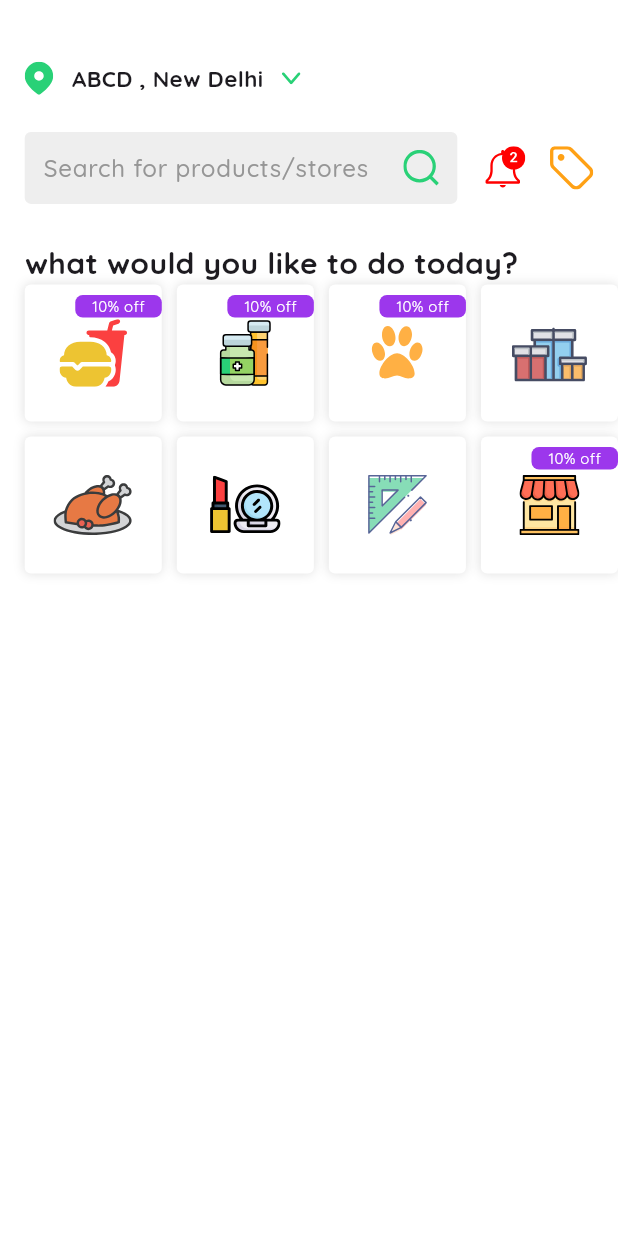
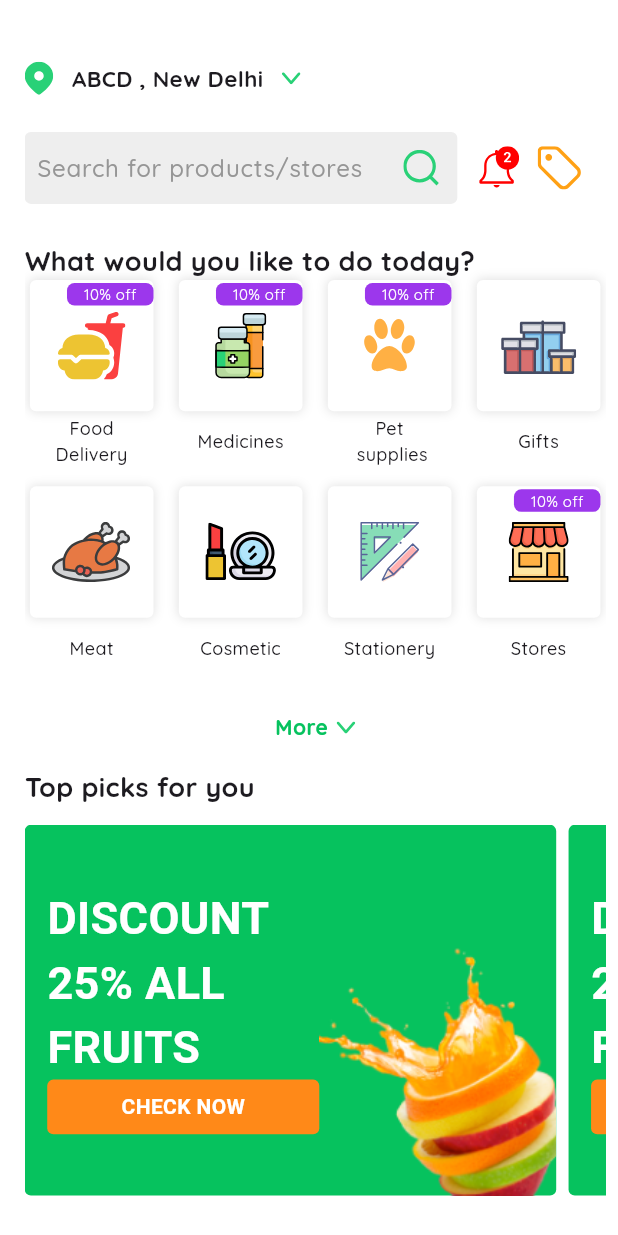
Before and after one commit to sahidvp/grocery_app, a Flutter app: the screen it shows after launch, on a phone screen of 412 x 824 dp. Run offline on Flutter 3.47's test engine with Material 3 defaults, Android fonts, the phone set to English and light mode, and no system bars; our stand-ins replace flutter_svg; Roboto replaces fonts that are missing (Poppins).

Commit message:
fit :add top picks and trending items

```diff
--- a/lib/model/category_model.dart
+++ b/lib/model/category_model.dart
@@ -11,4 +11,14 @@ class CategoryModel {
     ImagePath.scale,
     ImagePath.store,
   ];
+  static const List<String> categoryText = [
+    "Food Delivery",
+    "Medicines",
+    "Pet\n supplies",
+    "Gifts",
+    "Meat",
+    "Cosmetic",
+    "Stationery",
+    "Stores"
+  ];
 }
--- a/lib/utils/app_colors.dart
+++ b/lib/utils/app_colors.dart
@@ -1,7 +1,8 @@
 import 'package:flutter/material.dart';
 
 class AppColors {
-  static const Color primaryColor = Color(0xFF29D177);
+  static const Color primaryColor = Color.fromRGBO(6, 194, 94, 1);
+
   static const Color backgroundColor = Color.fromRGBO(255, 255, 255, 1);
   static const Color fieldColor = Color(0xFFEEEEEE);
   static const Color hintTexColor = Color(0xFF969696);
@@ -11,4 +12,5 @@ class AppColors {
   static const Color itemNameColor = Colors.black;
   static const Color shadow = Color.fromRGBO(50, 50, 50, 0.150);
   static const Color offerBox = Color.fromRGBO(156, 55, 236, 1);
+  static const Color checkNOw = Color.fromRGBO(255, 137, 24, 1);
 }
--- a/lib/utils/image_path.dart
+++ b/lib/utils/image_path.dart
@@ -5,11 +5,14 @@ class ImagePath {
   static const String bellIcon = "assets/icons/bellicon2.svg";
   static const String tagIcon = "assets/icons/tag.svg";
   static const String foodDelivery = "assets/icons/foodDelivery.svg";
-  static const String medicine ="assets/icons/medicine.svg" ;
+  static const String medicine = "assets/icons/medicine.svg";
   static const String pet = "assets/icons/pet.svg";
   static const String gifts = "assets/icons/gifts.svg";
-  static const String chicken ="assets/icons/chicken.svg" ;
+  static const String chicken = "assets/icons/chicken.svg";
   static const String cosmetics = "assets/icons/cosmetics.svg";
   static const String scale = "assets/icons/scale.svg";
-  static const String store ="assets/icons/stores.svg" ;
+  static const String store = "assets/icons/stores.svg";
+  static const String discountItem = "assets/images/discoutItem.png";
+  static const String iceCream = "assets/images/iceCream.png";
+  static const String star = "assets/icons/star.svg";
 }
--- a/lib/view/home_screen.dart/home_screen.dart
+++ b/lib/view/home_screen.dart/home_screen.dart
@@ -1,19 +1,15 @@
 import 'package:flutter/material.dart';
 import 'package:flutter_svg/flutter_svg.dart';
-import 'package:grocery_app/model/category_model.dart';
-
 import 'package:grocery_app/utils/app_colors.dart';
-import 'package:grocery_app/utils/app_decoration.dart';
-import 'package:grocery_app/utils/app_text_style.dart';
 import 'package:grocery_app/utils/image_path.dart';
-
 import 'package:grocery_app/utils/media_query.dart';
+import 'package:grocery_app/view/home_screen.dart/widgets/build_main_title.dart';
+import 'package:grocery_app/view/home_screen.dart/widgets/build_more.dart';
 import 'package:grocery_app/view/home_screen.dart/widgets/category_grid.dart';
-
-import 'widgets/buil_offer.dart';
+import 'package:grocery_app/view/home_screen.dart/widgets/trending_item.dart';
+import 'widgets/build_discount.dart';
 import 'widgets/build_location.dart';
 import 'widgets/build_search.dart';
-
 class HomeScreen extends StatelessWidget {
   const HomeScreen({super.key});
 
@@ -24,13 +20,12 @@ class HomeScreen extends StatelessWidget {
     return Scaffold(
       backgroundColor: AppColors.backgroundColor,
       body: Padding(
-        padding: EdgeInsets.only(left: sw * .20),
+        padding: EdgeInsets.only(left: sw * .20, right: sw * .10),
+        child: SingleChildScrollView(
           child: Column(
             crossAxisAlignment: CrossAxisAlignment.start,
             children: [
-            SizedBox(
-              height: sh * .5,
-            ),
+              SizedBox(height: sh * .5),
               buildLocation(sw),
               SizedBox(
                 height: sh * .30,
@@ -48,17 +43,37 @@ class HomeScreen extends StatelessWidget {
                       SizedBox(
                           height: sw * .35,
                           width: sw * .35,
-                      child: SvgPicture.asset(ImagePath.tagIcon),
-                    )
+                          child: SvgPicture.asset(ImagePath.tagIcon))
                     ]),
               ),
               SizedBox(
                 height: sh * .30,
               ),
-            const Text("what would you like to do today?",
-                style: AppTextStyle.heading),
+              mainTitle("What would you like to do today?"),
               categoryGrid(sw),
+              builMore(sw),
+              SizedBox(height: sw * .20),
+              mainTitle("Top picks for you"),
+              SizedBox(height: sh * .15),
+              discountBuilder(sh, sw),
+              SizedBox(
+                height: sw * .30,
+              ),
+              mainTitle("Trending"),
+              SizedBox(
+                height: sw * 3,
+                child: ListView(
+                  scrollDirection: Axis.horizontal,
+                  children: const [
+                    TrendingItem(),
+                    TrendingItem(),
                   ],
+                ),
+              ),
+              SizedBox(height: sw * .20),
+              mainTitle("Craze deals"),
+            ],
+          ),
         ),
       ),
     );
--- a/lib/view/home_screen.dart/widgets/buil_offer.dart
+++ b/lib/view/home_screen.dart/widgets/buil_offer.dart
@@ -5,11 +5,10 @@ List<Widget> builOffer(double sw) {
   return [
     Positioned(
       right: 0,
-        top: 7,
+      top: 2,
       child: Container(
         decoration: BoxDecoration(
-              color: AppColors.offerBox,
-              borderRadius: BorderRadius.circular(5)),
+            color: AppColors.offerBox, borderRadius: BorderRadius.circular(5)),
         height: 15,
         width: sw * .7,
         child: Center(
--- /dev/null
+++ b/lib/view/home_screen.dart/widgets/build_discount.dart
@@ -0,0 +1,63 @@
+import 'package:flutter/material.dart';
+import 'package:grocery_app/utils/app_colors.dart';
+import 'package:grocery_app/utils/image_path.dart';
+
+import '../../../utils/app_text_style.dart';
+
+Container buildDiscount(double sw, double sh) {
+  return Container(
+    decoration: BoxDecoration(
+        color: AppColors.primaryColor,
+        borderRadius: BorderRadius.circular(sw * .05)),
+    width: sw * 4.3,
+    height: sh * 3,
+    child: Row(
+      crossAxisAlignment: CrossAxisAlignment.end,
+      children: [
+        Container(
+          padding: EdgeInsets.only(left: 15),
+          child: Column(
+            crossAxisAlignment: CrossAxisAlignment.start,
+            mainAxisAlignment: MainAxisAlignment.center,
+            children: [
+              Text(
+                "DISCOUNT\n25% ALL\nFRUITS",
+                style: AppTextStyle.discountText,
+              ),
+              Container(
+                padding: EdgeInsets.symmetric(
+                    horizontal: sw * .6, vertical: sw * .1),
+                decoration: BoxDecoration(
+                    color: AppColors.checkNOw,
+                    borderRadius: BorderRadius.circular(sw * .05)),
+                child: Text(
+                  "CHECK NOW",
+                  style: TextStyle(
+                      fontFamily: "Poppins",
+                      color: AppColors.backgroundColor,
+                      fontWeight: FontWeight.w600),
+                ),
+              )
+            ],
+          ),
+        ),
+        Flexible(
+          child: Image.asset(
+            ImagePath.discountItem,
+          ),
+        )
+      ],
+    ),
+  );
+}
+
+ SizedBox discountBuilder(double sh, double sw) {
+    return SizedBox(
+                height: sh * 3,
+                child: ListView.builder(
+                    scrollDirection: Axis.horizontal,
+                    itemCount: 2,
+                    itemBuilder: (context, index) => Padding(
+                        padding: EdgeInsets.only(right: sw * .1),
+                        child: buildDiscount(sw, sh))));
+  }
--- /dev/null
+++ b/lib/view/home_screen.dart/widgets/build_main_title.dart
@@ -0,0 +1,6 @@
+ import 'package:flutter/material.dart';
+import 'package:grocery_app/utils/app_text_style.dart';
+
+Text mainTitle(String title) {
+    return Text(title, style: AppTextStyle.heading);
+  }
--- /dev/null
+++ b/lib/view/home_screen.dart/widgets/build_more.dart
@@ -0,0 +1,21 @@
+import 'package:flutter/material.dart';
+import 'package:flutter_svg/svg.dart';
+import 'package:grocery_app/utils/app_colors.dart';
+import 'package:grocery_app/utils/image_path.dart';
+
+Row builMore(double sw) {
+  return Row(mainAxisAlignment: MainAxisAlignment.center, children: [
+    Text(
+      "More",
+      style:
+          TextStyle(color: AppColors.primaryColor, fontWeight: FontWeight.w700),
+    ),
+    SizedBox(
+      width: sw * .07,
+    ),
+    SvgPicture.asset(
+      ImagePath.downArrow,
+      width: sw * .15,
+    )
+  ]);
+}
--- a/lib/view/home_screen.dart/widgets/build_search.dart
+++ b/lib/view/home_screen.dart/widgets/build_search.dart
@@ -21,7 +21,7 @@ Container buildSearch(double sw) {
           border: InputBorder.none,
           hintText: "Search for products/stores",
           hintStyle: AppTextStyle.hintText,
-          contentPadding: EdgeInsets.only(left: sw * .15, top: sw * .15)),
+          contentPadding: EdgeInsets.only(left: sw * .1, top: sw * .15)),
     ),
   );
 }
--- a/lib/view/home_screen.dart/widgets/category_grid.dart
+++ b/lib/view/home_screen.dart/widgets/category_grid.dart
@@ -6,16 +6,21 @@ import 'package:grocery_app/utils/app_decoration.dart';
 
 import 'buil_offer.dart';
 
-Expanded categoryGrid(double sw) {
-    return Expanded(
+categoryGrid(double sw) {
+  return SizedBox(
+    height: sw * 3.5,
+    width: sw * 7,
     child: GridView.builder(
         physics: NeverScrollableScrollPhysics(),
         itemCount: 8,
         gridDelegate: SliverGridDelegateWithFixedCrossAxisCount(
+            childAspectRatio: 0.7,
             crossAxisCount: 4,
             crossAxisSpacing: 10,
             mainAxisSpacing: 10),
-                itemBuilder: (context, index) => Container(
+        itemBuilder: (context, index) => Column(children: [
+              Expanded(
+                child: Container(
                   decoration: BoxDecoration(
                       borderRadius: BorderRadius.circular(sw * .05),
                       color: AppColors.backgroundColor,
@@ -29,6 +34,22 @@ Expanded categoryGrid(double sw) {
                             CategoryModel.categoryList[index])),
                     if (index == 0 || index == 2) ...builOffer(sw),
                   ]),
-                    )),
+                ),
+              ),
+              SizedBox(
+                width: 80,
+                height: 40,
+                child: Center(
+                  child: Text(
+                    maxLines: 2,
+                    overflow: TextOverflow.clip,
+                    CategoryModel.categoryText[index],
+                    style: const TextStyle(
+                        fontWeight: FontWeight.w500, fontSize: 12),
+                    textAlign: TextAlign.center,
+                  ),
+                ),
+              ),
+            ])),
   );
 }
--- a/pubspec.yaml
+++ b/pubspec.yaml
@@ -63,6 +63,7 @@ flutter:
   # To add assets to your application, add an assets section, like this:
   assets:
     - assets/icons/
+    - assets/images/
 
   # An image asset can refer to one or more resolution-specific "variants", see
   # https://flutter.dev/to/resolution-aware-images
```
Also changed, not shown: lib/utils/app_text_style.dart (+8 -1 lines), lib/view/home_screen.dart/widgets/build_trending.dart (added, +54 -0 lines), lib/view/home_screen.dart/widgets/trending_item.dart (added, +29 -0 lines), assets/icons/discountItem.svg (added), assets/icons/star.svg (added), assets/images/discoutItem.png (added), assets/images/iceCream.png (added), lib/utils/app_texts.dart (added). Lines whose indentation alone changed are shown as unchanged.
